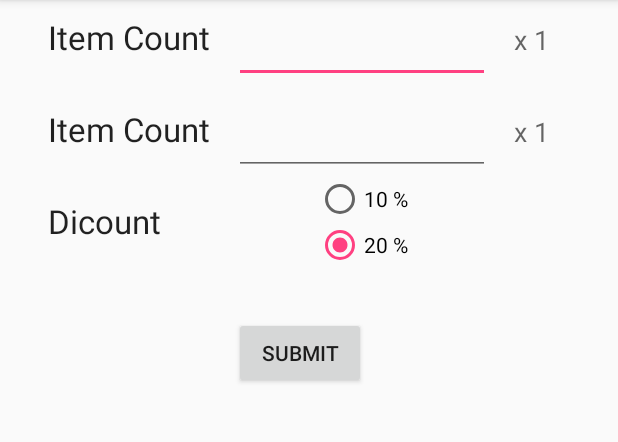
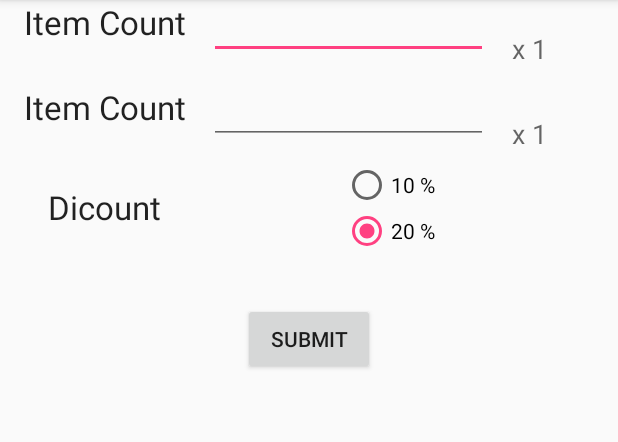
Before and after one commit to NavinVNK/SRM_BillingAppFragments, an Android app: the screen it shows after launch (MainActivity), on a phone screen of 412 x 824 dp, the part 84-526 px from its top. Run offline under Robolectric (Android 15) with nearby library versions, the phone set to English and light mode, and no system bars.

Commit message:
fragment_main changed to linear layout

```diff
--- a/app/src/main/res/layout/fragment_main.xml
+++ b/app/src/main/res/layout/fragment_main.xml
@@ -7,23 +7,26 @@
     tools:context="com.comlu.navinsandroidtutorial.srm_billingappfragments.BillingFragment"
     >
     <!--tools:context=".MainActivity"-->
-    <TableLayout
+    <LinearLayout
         android:layout_width="match_parent"
         android:layout_height="match_parent"
+        android:orientation="vertical"
         android:layout_alignParentLeft="true"
         android:layout_alignParentStart="true">
 
-        <TableRow
-            android:layout_width="wrap_content"
-            android:layout_height="match_parent">
+        <LinearLayout
+            android:layout_width="match_parent"
+            android:layout_height="wrap_content"
+            android:orientation="horizontal">
+
             <TextView
                 android:layout_width="wrap_content"
                 android:layout_height="wrap_content"
                 android:textAppearance="?android:attr/textAppearanceLarge"
                 android:text="Item Count"
                 android:id="@+id/textView"
-                android:layout_column="0"
-                android:layout_margin="@dimen/activity_horizontal_margin" />
+                android:layout_weight="1"
+                />
 
             <EditText
                 android:layout_width="wrap_content"
@@ -31,28 +34,30 @@
                 android:inputType="number"
                 android:ems="8"
                 android:id="@+id/editText"
-                android:layout_column="1"
-                android:layout_gravity="bottom" />
+                android:layout_weight="1"
+                android:layout_gravity="top" />
             <TextView
                 android:layout_width="wrap_content"
                 android:layout_height="wrap_content"
                 android:textAppearance="?android:attr/textAppearanceMedium"
                 android:text="x 1"
-                android:layout_column="2"
+                android:layout_weight="1"
                 android:layout_margin="@dimen/activity_horizontal_margin" />
-        </TableRow>
+        </LinearLayout>
 
-        <TableRow
-            android:layout_width="wrap_content"
-            android:layout_height="match_parent">
+        <LinearLayout
+            android:layout_width="match_parent"
+            android:layout_height="wrap_content"
+            android:orientation="horizontal">
             <TextView
                 android:layout_width="wrap_content"
                 android:layout_height="wrap_content"
                 android:textAppearance="?android:attr/textAppearanceLarge"
                 android:text="Item Count"
                 android:id="@+id/textView1"
-                android:layout_column="0"
-                android:layout_margin="@dimen/activity_horizontal_margin" />
+                android:layout_weight="1"
+
+                />
 
             <EditText
                 android:layout_width="wrap_content"
@@ -60,37 +65,39 @@
                 android:inputType="number"
                 android:ems="8"
                 android:id="@+id/editText1"
-                android:layout_column="1"
-                android:layout_gravity="bottom" />
+                android:layout_weight="1"
+                />
             <TextView
                 android:layout_width="wrap_content"
                 android:layout_height="wrap_content"
                 android:textAppearance="?android:attr/textAppearanceMedium"
                 android:text="x 1"
-                android:layout_column="2"
+                android:layout_weight="1"
                 android:layout_margin="@dimen/activity_horizontal_margin" />
-        </TableRow>
+        </LinearLayout>
 
-        <TableRow
-            android:layout_width="wrap_content"
-            android:layout_height="match_parent">
+        <LinearLayout
+            android:layout_width="match_parent"
+            android:layout_height="wrap_content"
+            android:orientation="horizontal">
+
             <TextView
                 android:layout_width="wrap_content"
                 android:layout_height="wrap_content"
                 android:textAppearance="?android:attr/textAppearanceLarge"
                 android:text="Dicount"
 
-                android:layout_column="0"
+                android:layout_weight="1"
                 android:layout_margin="@dimen/activity_horizontal_margin" />
 
             <RadioGroup
                 android:orientation="vertical"
-                android:layout_width="match_parent"
+                android:layout_width="wrap_content"
                 android:layout_height="match_parent"
                 android:id="@+id/radioGroup"
-                android:layout_column="1"
+                android:layout_weight="1"
                 android:layout_gravity="center_horizontal"
-                android:gravity="center_horizontal"
+
                 android:checkedButton="@+id/radioButton2">
 
                 <RadioButton
@@ -108,32 +115,36 @@
                     android:id="@+id/radioButton2" />
             </RadioGroup>
 
-        </TableRow>
-        <TableRow
-            android:layout_width="wrap_content"
-            android:layout_height="match_parent">
+        </LinearLayout>
+        <LinearLayout
+            android:layout_width="match_parent"
+            android:layout_height="wrap_content"
+            android:orientation="horizontal">
+            >
 
             <Space
                 android:layout_width="match_parent"
                 android:layout_height="50px"
                 android:layout_column="0"
                 android:layout_gravity="center_horizontal" />
-        </TableRow>
+        </LinearLayout>
 
-        <TableRow
-            android:layout_width="wrap_content"
-            android:layout_height="match_parent">
+        <LinearLayout
+            android:layout_width="match_parent"
+            android:layout_height="wrap_content"
+            android:orientation="horizontal"
+            android:gravity="center">
+            >
 
             <Button
                 android:layout_width="wrap_content"
                 android:layout_height="wrap_content"
                 android:text="Submit"
                 android:id="@+id/button"
-                android:layout_column="1"
                 android:layout_gravity="left|center_horizontal" />
-        </TableRow>
+        </LinearLayout>
 
 
-    </TableLayout>
+    </LinearLayout>
 
 </RelativeLayout>
```
